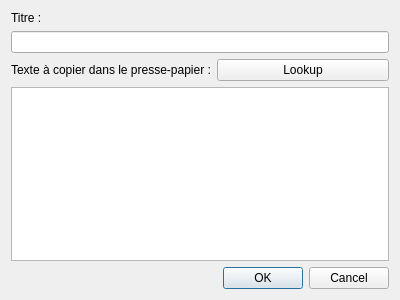
Old version of the form ui/edit.ui in the repository redkite127/fast-clipboard.
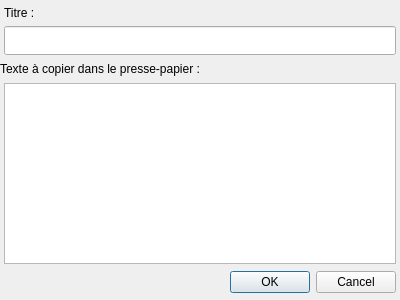
New version of the form.

Patch:
```diff
--- a/ui/edit.ui
+++ b/ui/edit.ui
@@ -12,9 +12,15 @@
   <property name="windowTitle" >
    <string>FC : Edit</string>
   </property>
-  <layout class="QVBoxLayout" name="verticalLayout" >
-   <item>
     <widget class="QLabel" name="label" >
+   <property name="geometry" >
+    <rect>
+     <x>4</x>
+     <y>4</y>
+     <width>392</width>
+     <height>18</height>
+    </rect>
+   </property>
      <property name="text" >
       <string>Titre :</string>
      </property>
@@ -22,33 +28,35 @@
       <cstring>titre</cstring>
      </property>
     </widget>
-   </item>
-   <item>
-    <widget class="QLineEdit" name="titre" />
-   </item>
-   <item>
-    <layout class="QHBoxLayout" name="horizontalLayout" >
-     <item>
-      <widget class="QLabel" name="label_2" >
-       <property name="text" >
-        <string>Texte à copier dans le presse-papier :</string>
-       </property>
-      </widget>
-     </item>
-     <item>
-      <widget class="QPushButton" name="lookup" >
-       <property name="text" >
-        <string>Lookup</string>
-       </property>
-      </widget>
-     </item>
-    </layout>
-   </item>
-   <item>
-    <widget class="QPlainTextEdit" name="texte" />
-   </item>
-   <item>
+  <widget class="QLineEdit" name="titre" >
+   <property name="geometry" >
+    <rect>
+     <x>4</x>
+     <y>26</y>
+     <width>392</width>
+     <height>29</height>
+    </rect>
+   </property>
+  </widget>
+  <widget class="QPlainTextEdit" name="texte" >
+   <property name="geometry" >
+    <rect>
+     <x>4</x>
+     <y>83</y>
+     <width>392</width>
+     <height>181</height>
+    </rect>
+   </property>
+  </widget>
     <widget class="QDialogButtonBox" name="buttonBox" >
+   <property name="geometry" >
+    <rect>
+     <x>4</x>
+     <y>268</y>
+     <width>392</width>
+     <height>28</height>
+    </rect>
+   </property>
      <property name="orientation" >
       <enum>Qt::Horizontal</enum>
      </property>
@@ -56,8 +64,19 @@
       <set>QDialogButtonBox::Cancel|QDialogButtonBox::Ok</set>
      </property>
     </widget>
-   </item>
-  </layout>
+  <widget class="QLabel" name="label_2" >
+   <property name="geometry" >
+    <rect>
+     <x>0</x>
+     <y>60</y>
+     <width>390</width>
+     <height>18</height>
+    </rect>
+   </property>
+   <property name="text" >
+    <string>Texte à copier dans le presse-papier :</string>
+   </property>
+  </widget>
  </widget>
  <resources/>
  <connections>
```
Lines whose indentation alone changed are shown as unchanged.
